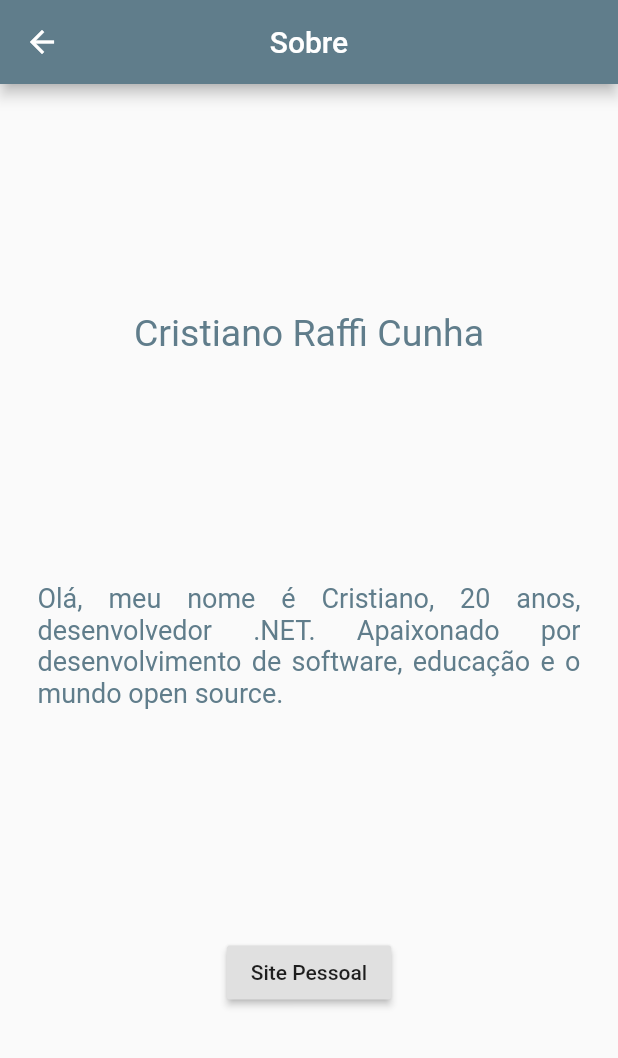
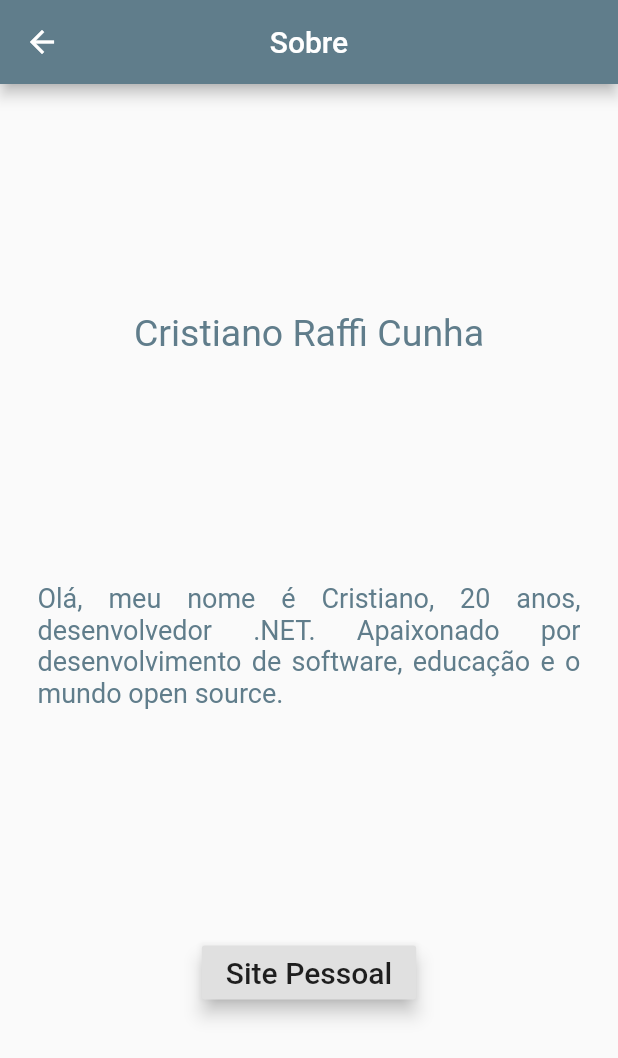
Before and after one commit to CristianoRC/EstudosFlutter, a Flutter app: the screen it shows after launch, after a tap on "Sobre", on a phone screen of 412 x 824 dp. Shown: the top 1058 px of the screen. Run offline on Flutter 3.47's test engine with Material 2 defaults, Android fonts, the phone set to English and light mode, and no system bars; our stand-ins replace flutter_masked_text; network calls fail.

```diff
--- a/rotas/lib/widgets/about/aboutMe.dart
+++ b/rotas/lib/widgets/about/aboutMe.dart
@@ -1,6 +1,5 @@
 import 'package:flutter/material.dart';
 import 'package:url_launcher/url_launcher.dart';
-
 
 class AboutMe extends StatelessWidget {
   @override
@@ -30,8 +29,14 @@ class AboutMe extends StatelessWidget {
                 ),
               ),
               RaisedButton(
-                onPressed: ()async {await launch("https://cristianoprogramador.com");},
-                child: Text("Site Pessoal"),
+                onPressed: () async {
+                  await launch("https://cristianoprogramador.com");
+                },
+                child: Text(
+                  "Site Pessoal",
+                  style: TextStyle(fontSize: 20),
+                ),
+                elevation: 5,
               )
             ],
           ),
--- a/rotas/lib/widgets/home/home.dart
+++ b/rotas/lib/widgets/home/home.dart
@@ -1,5 +1,6 @@
 import 'package:flutter/material.dart';
 import 'package:rotas/widgets/about/aboutMe.dart';
+import 'package:rotas/widgets/projects/listProjects.dart';
 
 class MyHomePage extends StatefulWidget {
   MyHomePage({Key key}) : super(key: key);
@@ -25,14 +26,31 @@ class _MyHomePageState extends State<MyHomePage> {
             ),
             Text(
               'Cristiano Raffi Cunha',
-              style: TextStyle(color: Colors.blueGrey, fontSize: 25),
+              style: TextStyle(color: Colors.blueGrey, fontSize: 30),
             ),
-            RaisedButton(
-              onPressed: () {
-                Navigator.push(context,
-                    MaterialPageRoute(builder: (context) => AboutMe()));
-              },
-              child: Text("Sobre"),
+            Column(
+              children: <Widget>[
+                RaisedButton(
+                  onPressed: () {
+                    Navigator.push(context,
+                        MaterialPageRoute(builder: (context) => AboutMe()));
+                  },
+                  child: Text(
+                    "Sobre",
+                    style: TextStyle(fontSize: 25),
+                  ),
+                  elevation: 5,
+                ),
+                RaisedButton(
+                  onPressed: () => Navigator.push(context,
+                      MaterialPageRoute(builder: (context) => ListProject())),
+                  elevation: 5,
+                  child: Text(
+                    "Lista",
+                    style: TextStyle(fontSize: 25),
+                  ),
+                )
+              ],
             )
           ],
         ),
```
Also changed, not shown: rotas/lib/widgets/projects/listProjects.dart (added, +35 -0 lines).
